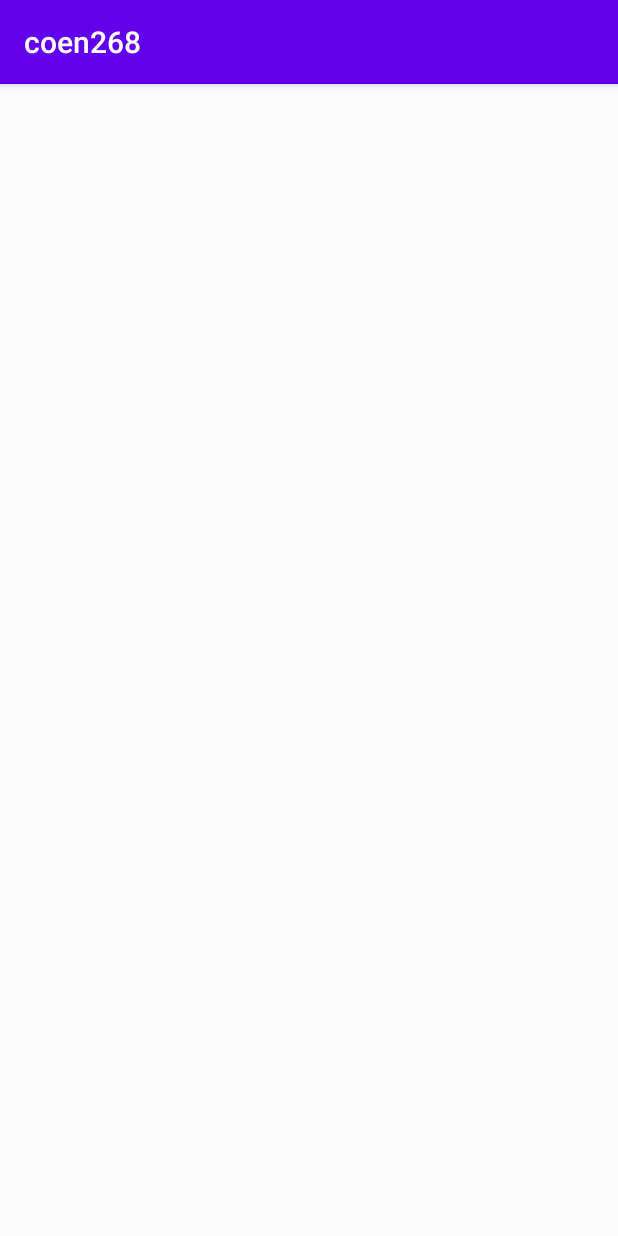
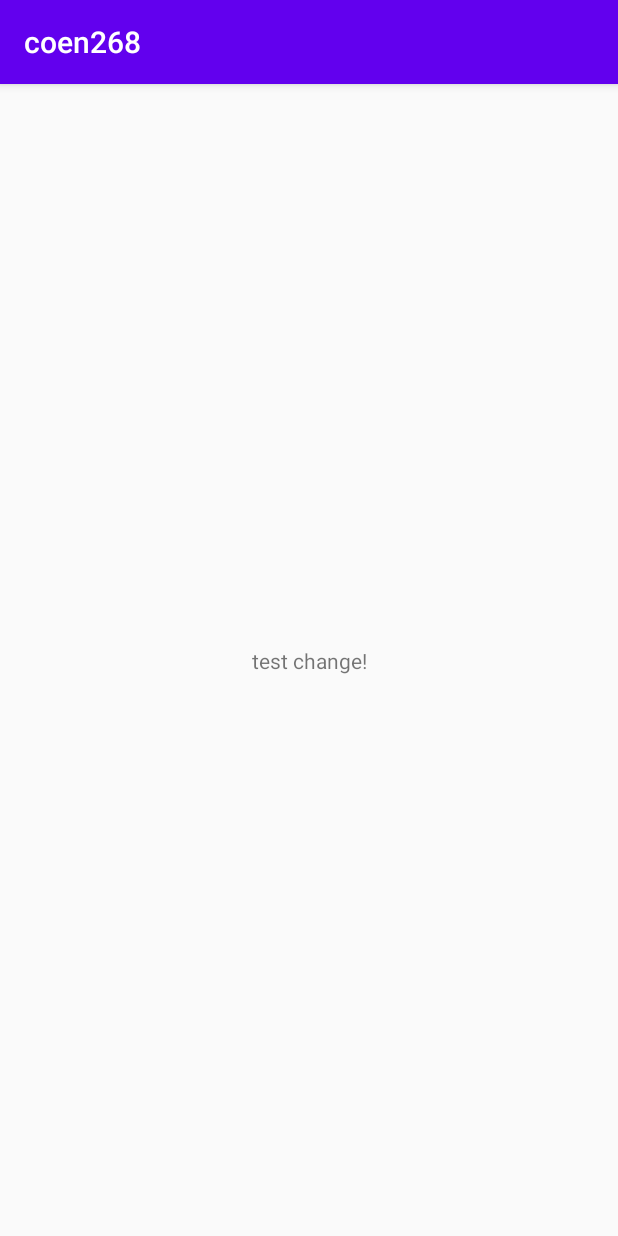
Before and after one commit to eallegrucci/coen268, an Android app: the screen it shows after launch (MainActivity), on a phone screen of 412 x 824 dp. Run offline under Robolectric (Android 15) with nearby library versions, the phone set to English and light mode, and no system bars.

Commit message:
changed text of "hello world"

```diff
--- a/app/src/main/res/layout/activity_main.xml
+++ b/app/src/main/res/layout/activity_main.xml
@@ -6,7 +6,7 @@
     android:layout_height="match_parent"
     tools:context=".MainActivity">
 
-    <TextViews
+    <TextView
         android:layout_width="wrap_content"
         android:layout_height="wrap_content"
         android:text="test change!"
```
